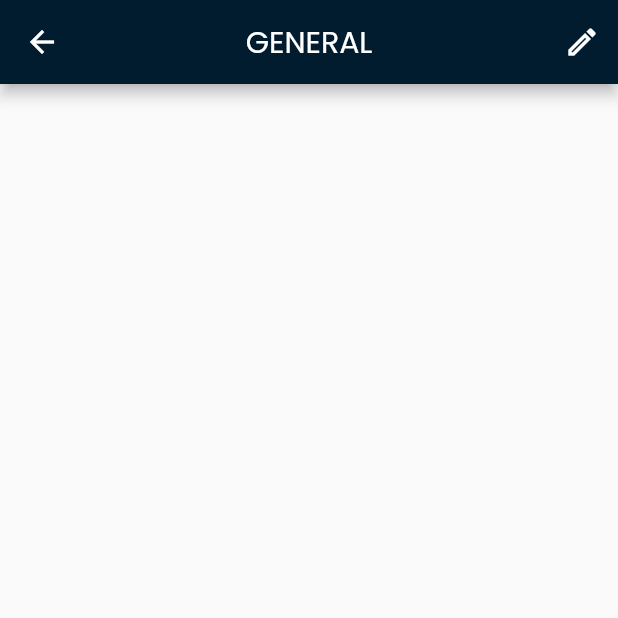
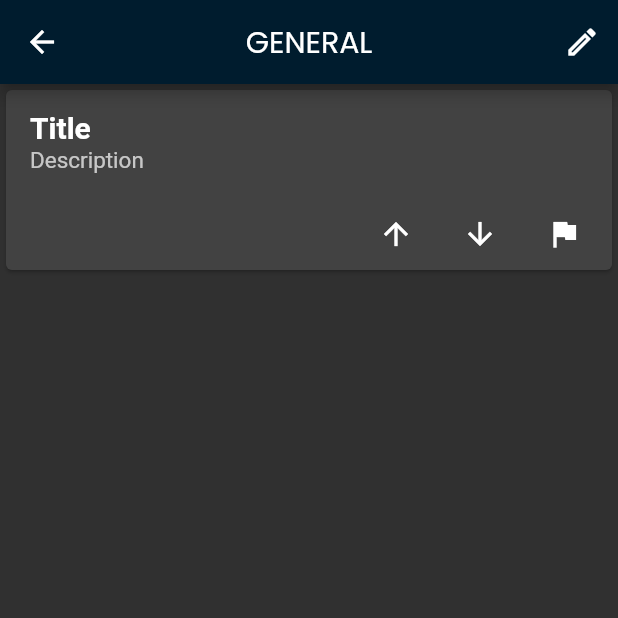
Before and after one commit to Madhav-S-S/voice_app, a Flutter app: the generalComplaints screen opened directly, on a phone screen of 412 x 824 dp, the top half of it. Run offline on Flutter 3.47's test engine with Material 2 defaults, Android fonts, the phone set to English and light mode, and no system bars; our stand-ins replace cached_network_image, cloud_firestore, connectivity_plus, firebase_auth, firebase_core, flutter_bloc and 2 more; accounts and stored records are empty.

Commit message:
post card added

```diff
--- a/lib/main.dart
+++ b/lib/main.dart
@@ -29,9 +29,7 @@ class _MyAppState extends State<MyApp> {
     return MaterialApp(
       debugShowCheckedModeBanner: false,
       title: 'Voice',
-      theme: ThemeData(
-        primarySwatch: Colors.blue,
-      ),
+      theme: ThemeData.dark(),
       home: user!=null?studentHomeScreen():LoginPage(),
     );
   }
--- /dev/null
+++ b/lib/reusable_widgets/post_card.dart
@@ -0,0 +1,57 @@
+import 'package:flutter/material.dart';
+class PostCard extends StatelessWidget {
+  const PostCard({Key? key}) : super(key: key);
+
+  @override
+  Widget build(BuildContext context) {
+    return Container(
+      child: Column(
+        children: [
+          Card(
+            child: Column(
+              children: [
+                ListTile(
+                  title: const Text(
+                    "Title",
+                    style: TextStyle(fontSize: 20, fontWeight: FontWeight.bold),
+                  ),
+                  subtitle: const Text(
+                    "Description",
+                    style: TextStyle(fontSize: 15),
+                  ),
+                ),
+                Row(
+                  mainAxisAlignment: MainAxisAlignment.end,
+                  children: [
+                    IconButton(
+                      onPressed: () {},
+                      icon: const Icon(Icons.arrow_upward),
+                    ),
+                    const SizedBox(
+                      width: 8,
+                    ),
+                    IconButton(
+                      onPressed: () {},
+                      icon: const Icon(Icons.arrow_downward),
+                    ),
+                    const SizedBox(
+                      width: 8,
+                    ),
+                    // icon button for flagging a post
+                    IconButton(
+                      onPressed: () {},
+                      icon: const Icon(Icons.flag),
+                    ),
+                    const SizedBox(
+                      width: 8,
+                    ),
+                  ],
+                ),
+              ],
+            ),
+          ),
+        ]
+      )
+    );
+  }
+}
--- a/lib/student/general_complaints.dart
+++ b/lib/student/general_complaints.dart
@@ -1,4 +1,5 @@
 import 'package:flutter/material.dart';
+import 'package:voice/reusable_widgets/post_card.dart';
 import 'package:voice/student/draft_general.dart';
 
 class generalComplaints extends StatefulWidget {
@@ -31,6 +32,7 @@ class _generalComplaintsState extends State<generalComplaints> {
           style: TextStyle(fontSize: 20, fontWeight: FontWeight.normal,fontFamily: "Poppins"),
         ),
       ),
+      body: const PostCard()
     );
   }
 }
```
